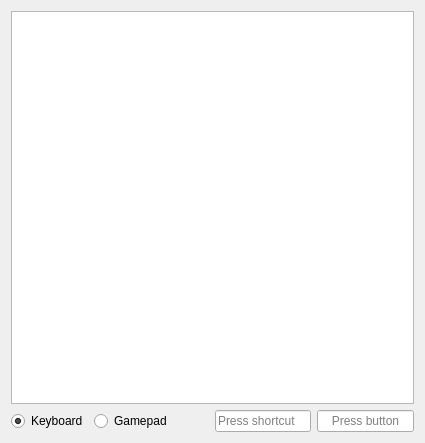
Above: Libretro/mgba/src/platform/qt/ShortcutView.ui from kiddreads/Avalon-copy2 before the change. Below: the same form after it.
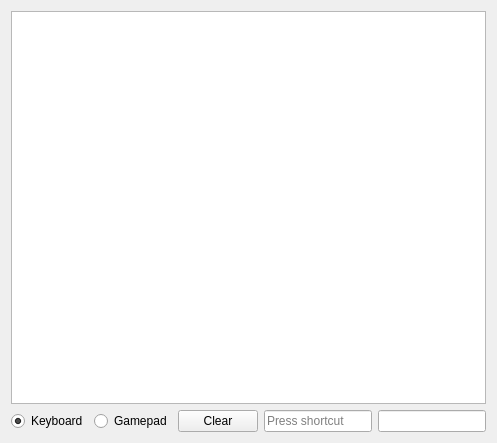
That is the form after the change. Custom widgets are drawn as their Qt base class.

Commit message: Qt: Add clear button for shortcut editor

What changed in the file:
```diff
--- a/Libretro/mgba/src/platform/qt/ShortcutView.ui
+++ b/Libretro/mgba/src/platform/qt/ShortcutView.ui
@@ -40,6 +40,13 @@
        </property>
       </widget>
      </item>
+     <item>
+      <widget class="QPushButton" name="clearButton">
+       <property name="text">
+        <string>Clear</string>
+       </property>
+      </widget>
+     </item>
      <item>
       <spacer name="horizontalSpacer_2">
        <property name="orientation">
@@ -61,18 +68,6 @@
          <verstretch>0</verstretch>
         </sizepolicy>
        </property>
-       <property name="minimumSize">
-        <size>
-         <width>40</width>
-         <height>0</height>
-        </size>
-       </property>
-       <property name="maximumSize">
-        <size>
-         <width>100</width>
-         <height>16777215</height>
-        </size>
-       </property>
       </widget>
      </item>
      <item>
@@ -83,27 +78,9 @@
          <verstretch>0</verstretch>
         </sizepolicy>
        </property>
-       <property name="minimumSize">
-        <size>
-         <width>40</width>
-         <height>0</height>
-        </size>
-       </property>
-       <property name="maximumSize">
-        <size>
-         <width>100</width>
-         <height>16777215</height>
-        </size>
-       </property>
        <property name="visible">
         <bool>false</bool>
        </property>
-       <property name="alignment">
-        <set>Qt::AlignCenter</set>
-       </property>
-       <property name="placeholderText">
-        <string>Press button</string>
-       </property>
       </widget>
      </item>
     </layout>
```
The commit also changes 4 other files.
